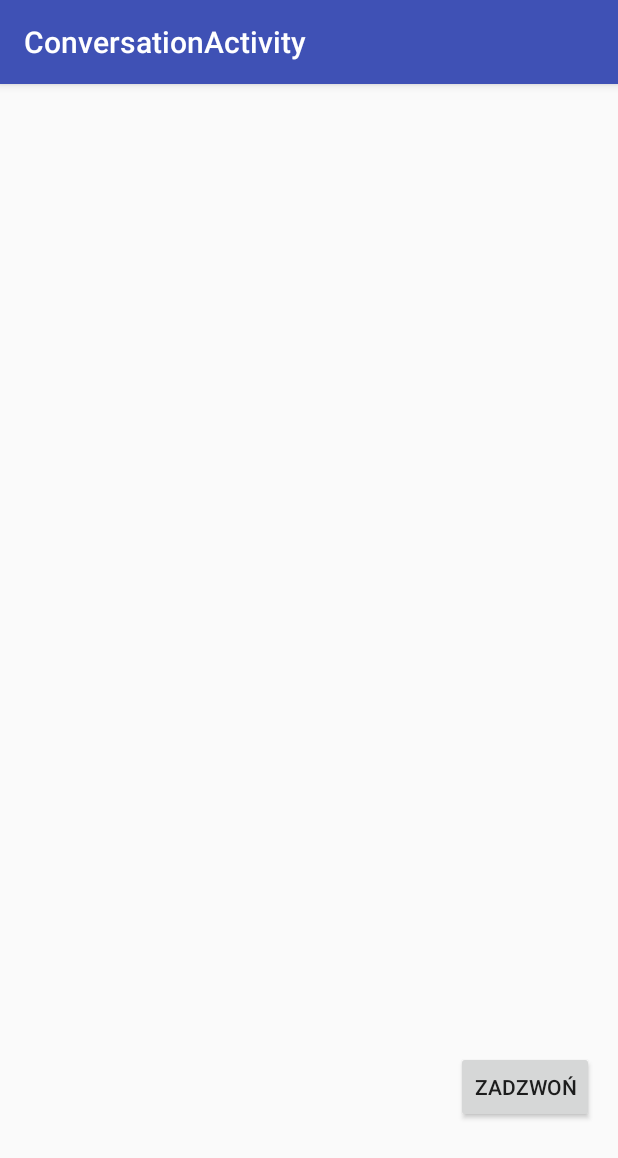
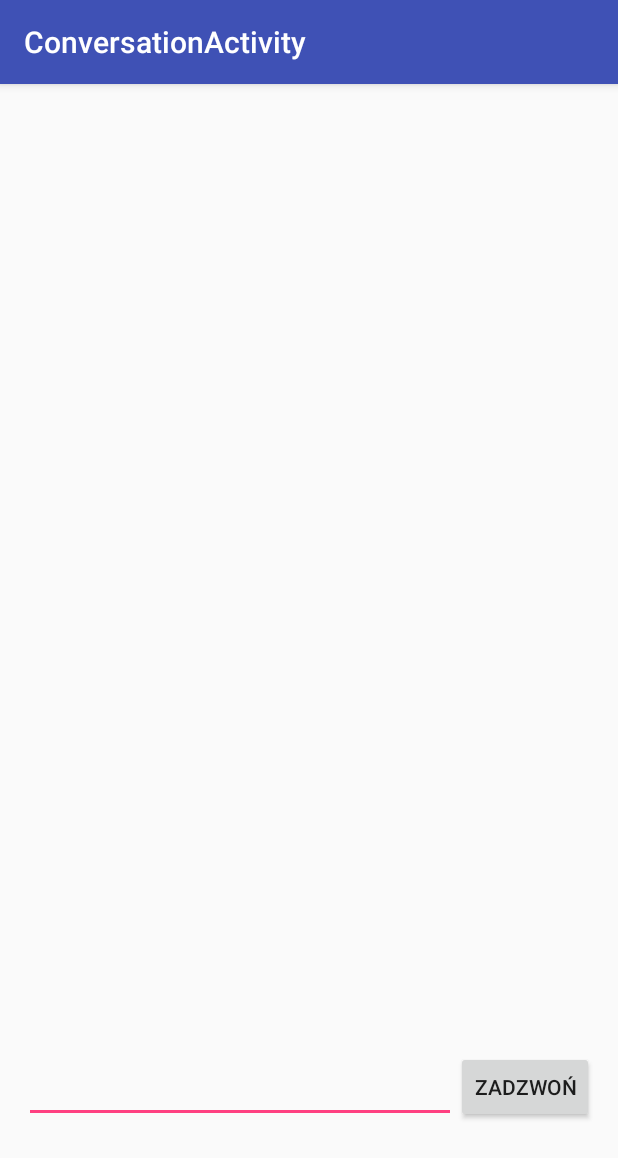
Before and after one commit to WojciechKwasnyy/App, an Android app: the ConversationActivity screen opened directly, with no data from a screen before it, on a phone screen of 412 x 824 dp. Shown: the top 1158 px of the screen. Run offline under Robolectric (Android 15) with nearby library versions, the phone set to English and light mode, and no system bars.

Commit message:
Dodane ConversationActivity

```diff
--- a/app/build.gradle
+++ b/app/build.gradle
@@ -26,5 +26,5 @@ dependencies {
     compile 'com.android.support:design:23.2.1'
     compile files('libs/sinch-android-rtc-3.9.3.jar')
     compile 'com.google.android.gms:play-services-appindexing:8.1.0'
-    compile files('D:/Skamper/App/libs/sinch-android-rtc-3.9.3.jar')
+
 }
--- a/app/src/main/res/layout/content_conversation.xml
+++ b/app/src/main/res/layout/content_conversation.xml
@@ -21,4 +21,21 @@
         android:layout_alignParentBottom="true"
         android:layout_alignParentRight="true"
         android:layout_alignParentEnd="true" />
+
+    <ListView
+        android:layout_width="wrap_content"
+        android:layout_height="wrap_content"
+        android:id="@+id/listView"
+        android:layout_above="@+id/button3"
+        android:layout_centerHorizontal="true" />
+
+    <EditText
+        android:layout_width="wrap_content"
+        android:layout_height="wrap_content"
+        android:id="@+id/editText2"
+        android:layout_alignBottom="@+id/button3"
+        android:layout_alignParentLeft="true"
+        android:layout_alignParentStart="true"
+        android:layout_toLeftOf="@+id/button3"
+        android:layout_toStartOf="@+id/button3" />
 </RelativeLayout>
```
